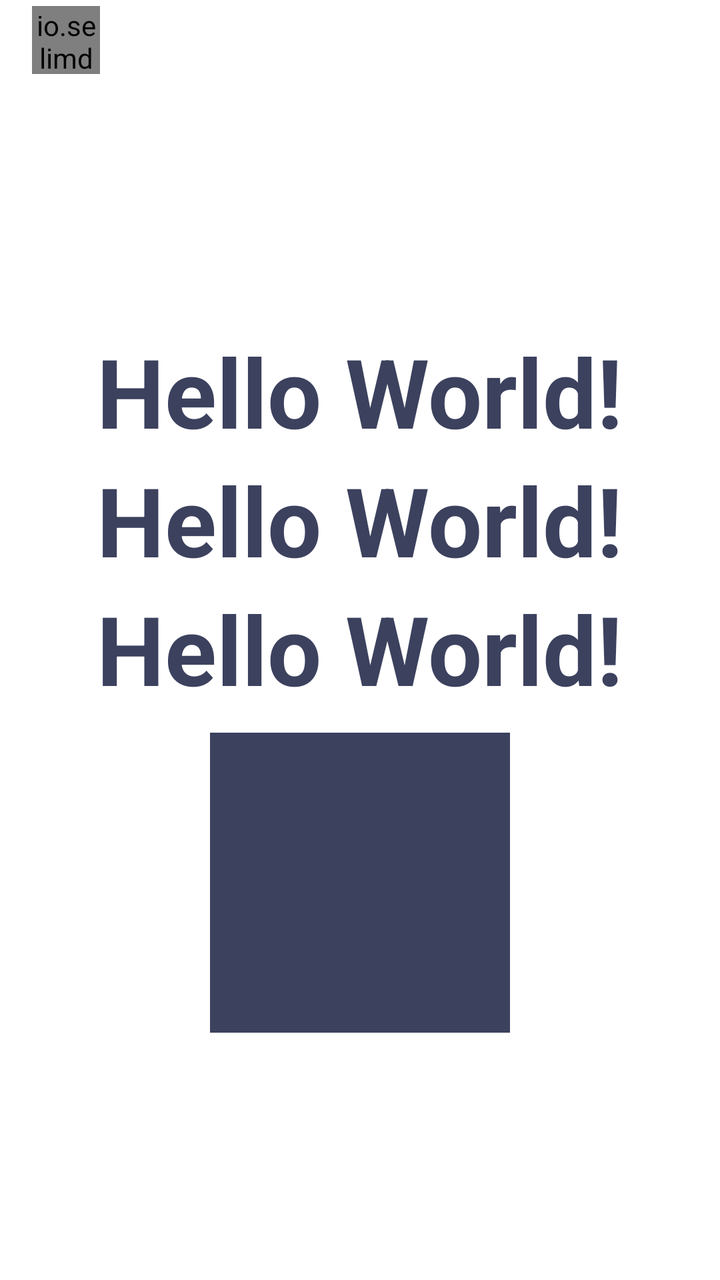
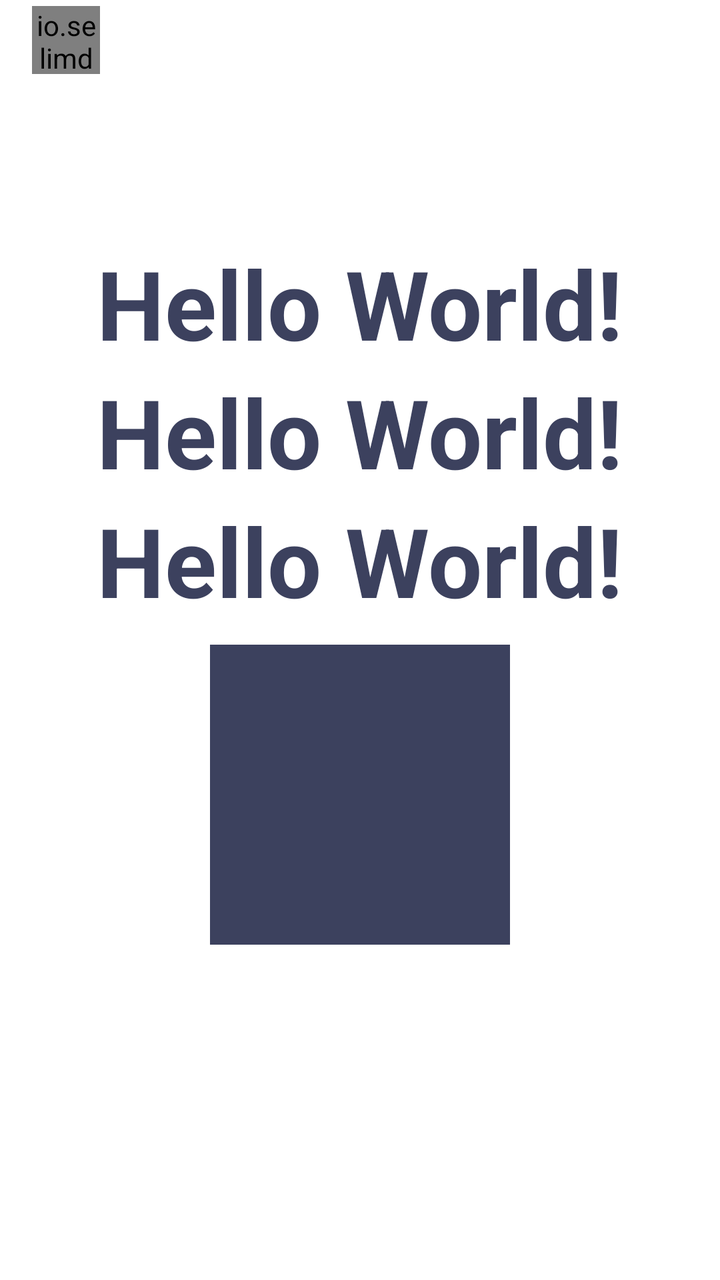

An Android layout rendered at two revisions. The XML below is the earlier revision; the diff shows what the commit changed to produce the second picture.
<!-- AndroidManifest.xml: application theme Theme.MC.One -->
<!-- res/layout/activity_main.xml -->
<?xml version="1.0" encoding="utf-8"?>
<LinearLayout xmlns:android="http://schemas.android.com/apk/res/android"
    android:layout_width="match_parent"
    android:layout_height="match_parent"
    android:background="?colorOnBackground"
    android:orientation="vertical">

    <include
        android:id="@+id/toolbar"
        layout="@layout/toolbar_main" />

    <LinearLayout
        android:layout_width="match_parent"
        android:layout_height="match_parent"
        android:layout_gravity="center"
        android:gravity="center"
        android:orientation="vertical">

        <TextView
            android:layout_width="wrap_content"
            android:layout_height="wrap_content"
            android:layout_gravity="center"
            android:gravity="center"
            android:text="Hello World!"
            android:textColor="?mc_track"
            android:textSize="48sp"
            android:textStyle="bold" />

        <TextView
            android:layout_width="wrap_content"
            android:layout_height="wrap_content"
            android:layout_gravity="center"
            android:gravity="center"
            android:text="Hello World!"
            android:textColor="?mc_tick"
            android:textSize="48sp"
            android:textStyle="bold" />

        <TextView
            android:layout_width="wrap_content"
            android:layout_height="wrap_content"
            android:layout_gravity="center"
            android:gravity="center"
            android:text="Hello World!"
            android:textColor="?mc_track"
            android:textSize="48sp"
            android:textStyle="bold" />

        <LinearLayout
            android:layout_width="150dp"
            android:layout_height="150dp"
            android:layout_marginTop="10dp"
            android:background="?mc_bg" />

    </LinearLayout>

</LinearLayout>
<!-- res/layout/toolbar_main.xml (included above) -->
<?xml version="1.0" encoding="utf-8"?>
<LinearLayout xmlns:android="http://schemas.android.com/apk/res/android"
    android:id="@+id/card"
    android:layout_width="match_parent"
    android:layout_height="40dp"
    android:background="?colorOnBackground"
    android:gravity="center_vertical"
    android:orientation="horizontal"
    android:paddingStart="16dp"
    android:paddingEnd="16dp">

    <io.selimdawa.multicolors.MultiColorButton
        android:layout_width="34dp"
        android:layout_height="34dp" />

</LinearLayout>
<!-- resources referenced by this layout -->
<resources>
  <style name="Theme.MC.One" parent="MC_Base_Theme">
          <item name="mc_bg">@color/mc_basic_2</item>
          <item name="mc_tick">@color/mc_basic_2</item>
          <item name="mc_track">@color/mc_basic_2</item>
      </style>
  <style name="MC_Base_Theme" parent="Theme.Material3.DayNight.NoActionBar">
          <item name="android:statusBarColor">@color/mc_white</item>
          <item name="android:windowLightStatusBar">true</item>
          <item name="colorPrimary">@color/mc_colorPrimary</item>
          <item name="colorOnBackground">@color/mc_white</item>
          <item name="colorError">@color/mc_dark</item>
      </style>
  <color name="mc_basic_2">#3c415e</color>
  <color name="mc_white">#ffffff</color>
  <color name="mc_colorPrimary">#fff</color>
  <color name="mc_dark">#000000</color>
</resources>

<!-- the commit's change to res/layout/activity_main.xml (unified diff, before → after) -->
@@ -52,6 +52,15 @@
             android:layout_marginTop="10dp"
             android:background="?mc_bg" />
 
+        <Button
+            android:id="@+id/trans"
+            android:layout_width="match_parent"
+            android:layout_height="wrap_content"
+            android:layout_margin="20dp"
+            android:background="?mc_bg"
+            android:text="Test Music UI"
+            android:textColor="?colorOnError" />
+
     </LinearLayout>
 
 </LinearLayout>
